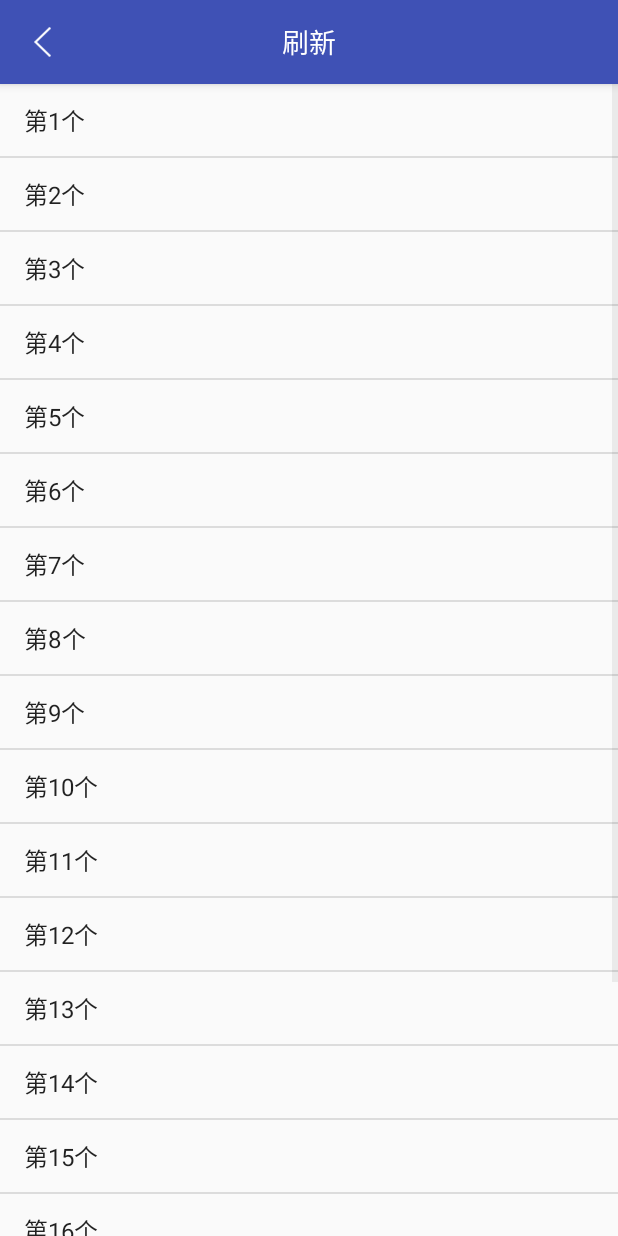
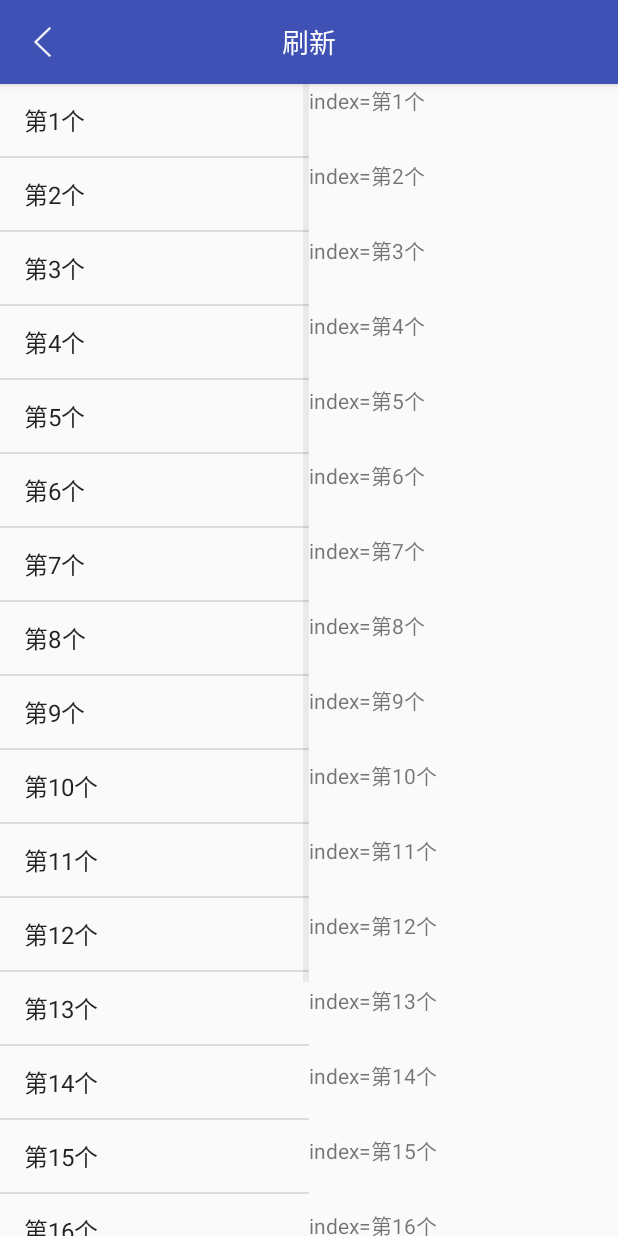
Before and after one commit to fengliang1992/AndroidLibs, an Android app: the RefreshActivity screen opened directly, with no data from a screen before it, on a phone screen of 412 x 824 dp. Run offline under Robolectric (Android 15) with nearby library versions, the phone set to English and light mode, and no system bars; our stand-ins replace ButterKnife, EventBus.

Commit message:
recycleView

```diff
--- /dev/null
+++ b/app/src/main/java/com/fltry/androidlibs/view/refresh/EndLessOnScrollListener.java
@@ -0,0 +1,70 @@
+package com.fltry.androidlibs.view.refresh;
+
+import android.support.v7.widget.LinearLayoutManager;
+import android.support.v7.widget.RecyclerView;
+import android.util.Log;
+
+public abstract class EndLessOnScrollListener extends RecyclerView.OnScrollListener {
+
+    private static final String TAG = "GsonUtils";
+    //声明一个LinearLayoutManager
+    private LinearLayoutManager mLinearLayoutManager;
+
+    //当前页，从0开始
+    private int currentPage = 0;
+
+    //已经加载出来的Item的数量
+    private int totalItemCount;
+
+    //主要用来存储上一个totalItemCount
+    private int previousTotal = 0;
+
+    //在屏幕上可见的item数量
+    private int visibleItemCount;
+
+    //在屏幕可见的Item中的第一个
+    private int firstVisibleItem;
+
+    //是否正在上拉数据
+    private boolean loading = true;
+
+    public EndLessOnScrollListener(LinearLayoutManager linearLayoutManager) {
+        this.mLinearLayoutManager = linearLayoutManager;
+    }
+
+    @Override
+    public void onScrolled(RecyclerView recyclerView, int dx, int dy) {
+        super.onScrolled(recyclerView, dx, dy);
+        visibleItemCount = recyclerView.getChildCount();
+        totalItemCount = mLinearLayoutManager.getItemCount();
+        firstVisibleItem = mLinearLayoutManager.findFirstVisibleItemPosition();
+
+        if (loading) {
+            Log.d(TAG, "firstVisibleItem: " + firstVisibleItem);
+            Log.d(TAG, "totalPageCount:" + totalItemCount);
+            Log.d(TAG, "visibleItemCount:" + visibleItemCount);
+            /**当显示的条目数据大于10条时 才启用上拉加载更多功能*/
+            if (totalItemCount >= 10) {
+                if (totalItemCount > previousTotal) {
+                    //说明数据已经加载结束
+                    loading = false;
+                    previousTotal = totalItemCount;
+                }
+            }
+        }
+
+        //这里需要好好理解
+        if (!loading && totalItemCount - visibleItemCount <= firstVisibleItem) {
+            currentPage++;
+            onLoadMore(currentPage);
+            loading = true;
+        }
+    }
+
+    /**
+     * 提供一个抽闲方法，在Activity中监听到这个EndLessOnScrollListener
+     * 并且实现这个方法
+     */
+    public abstract void onLoadMore(int currentPage);
+
+}
--- /dev/null
+++ b/app/src/main/java/com/fltry/androidlibs/view/refresh/MyAdapter.java
@@ -0,0 +1,56 @@
+package com.fltry.androidlibs.view.refresh;
+
+import android.content.Context;
+import android.support.v7.widget.RecyclerView;
+import android.view.LayoutInflater;
+import android.view.View;
+import android.view.ViewGroup;
+import android.widget.TextView;
+
+import com.fltry.androidlibs.R;
+
+import java.util.List;
+
+public class MyAdapter extends RecyclerView.Adapter<RecyclerView.ViewHolder> {
+    private Context context;
+    private List mDatas;
+    private static final String TAG = "GsonUtils";
+
+    public MyAdapter(Context context, List mDatas) {
+        this.context = context;
+        this.mDatas = mDatas;
+    }
+
+    public void updateData(List mDatas) {
+        this.mDatas = mDatas;
+        notifyDataSetChanged();
+    }
+
+    @Override
+    public RecyclerView.ViewHolder onCreateViewHolder(ViewGroup parent, int viewType) {
+        View view = LayoutInflater.from(context).inflate(R.layout.item_recycler, parent, false);
+        return new MyViewHolder(view);
+    }
+
+    @Override
+    public void onBindViewHolder(RecyclerView.ViewHolder holder, int position) {
+        MyViewHolder myViewHolder = (MyViewHolder) holder;
+        String index = (String) mDatas.get(position);
+        myViewHolder.textView.setText("index=" + index);
+    }
+
+    @Override
+    public int getItemCount() {
+        return mDatas == null ? 0 : mDatas.size();
+    }
+
+    public static class MyViewHolder extends RecyclerView.ViewHolder {
+        private TextView textView;
+
+        public MyViewHolder(View itemView) {
+            super(itemView);
+
+            textView = itemView.findViewById(R.id.text_view);
+        }
+    }
+}
--- a/app/src/main/java/com/fltry/androidlibs/view/refresh/RefreshActivity.java
+++ b/app/src/main/java/com/fltry/androidlibs/view/refresh/RefreshActivity.java
@@ -4,10 +4,14 @@ import android.os.Bundle;
 import android.os.Handler;
 import android.os.Message;
 import android.support.v4.widget.SwipeRefreshLayout;
+import android.support.v7.widget.DefaultItemAnimator;
+import android.support.v7.widget.LinearLayoutManager;
 import android.support.v7.widget.RecyclerView;
+import android.util.Log;
 import android.view.View;
 import android.widget.ArrayAdapter;
 import android.widget.ListView;
+import android.widget.RelativeLayout;
 import android.widget.TextView;
 
 import com.fltry.androidlibs.R;
@@ -24,7 +28,14 @@ public class RefreshActivity extends BaseActivity {
     ListView refreshLv;
     @BindView(R.id.refresh_rl)
     RefreshLayout refreshRl;
+    @BindView(R.id.refresh_rv)
+    RecyclerView refreshRv;
+    @BindView(R.id.refresh_r2)
+    SwipeRefreshLayout refreshR2;
+    @BindView(R.id.loadmore_footer_view)
+    RelativeLayout loadmore_footer_view;
     private ArrayList<String> arrayList1;
+    private MyAdapter myAdapter;
 
     @Override
     protected void onCreate(Bundle savedInstanceState) {
@@ -39,7 +50,13 @@ public class RefreshActivity extends BaseActivity {
         for (int i = 0; i < 20; i++) {
             arrayList1.add("第" + (i + 1) + "个");
         }
+        myAdapter = new MyAdapter(mContext, arrayList1);
         refreshLv.setAdapter(new ArrayAdapter<>(mContext, android.R.layout.simple_list_item_1, arrayList1));
+
+        refreshRv.setItemAnimator(new DefaultItemAnimator());
+        LinearLayoutManager layoutManager = new LinearLayoutManager(mContext);
+        refreshRv.setLayoutManager(layoutManager);
+        refreshRv.setAdapter(myAdapter);
 
         refreshRl.setOnRefreshListener(new SwipeRefreshLayout.OnRefreshListener() {
             @Override
@@ -74,14 +91,56 @@ public class RefreshActivity extends BaseActivity {
                 }).start();
             }
         });
+        refreshR2.setOnRefreshListener(new SwipeRefreshLayout.OnRefreshListener() {
+            @Override
+            public void onRefresh() {
+                new Thread(new Runnable() {
+                    @Override
+                    public void run() {
+                        try {
+                            Thread.sleep(2000);
+                        } catch (InterruptedException e) {
+                            e.printStackTrace();
+                        }
+                        handler.sendEmptyMessage(2);
+                    }
+                }).start();
+            }
+        });
+        refreshRv.addOnScrollListener(new EndLessOnScrollListener(layoutManager) {
+            @Override
+            public void onLoadMore(int currentPage) {
+                Log.i("aaa","记载更改");
+                loadmore_footer_view.setVisibility(View.VISIBLE);
+                new Thread(new Runnable() {
+                    @Override
+                    public void run() {
+                        try {
+                            Thread.sleep(2000);
+                        } catch (InterruptedException e) {
+                            e.printStackTrace();
+                        }
+                        handler.sendEmptyMessage(2);
+                    }
+                }).start();
+            }
+        });
     }
 
     Handler handler = new Handler() {
         @Override
         public void handleMessage(Message msg) {
             super.handleMessage(msg);
-            refreshRl.setRefreshing(false);
-            refreshRl.setLoading(false);
+            switch (msg.what){
+                case 1:
+                    refreshRl.setRefreshing(false);
+                    refreshRl.setLoading(false);
+                    break;
+                case 2:
+                    refreshR2.setRefreshing(false);
+                    loadmore_footer_view.setVisibility(View.GONE);
+                    break;
+            }
         }
     };
 
--- a/app/src/main/res/layout/activity_refresh.xml
+++ b/app/src/main/res/layout/activity_refresh.xml
@@ -6,10 +6,16 @@
 
     <include layout="@layout/toolbar_layout" />
 
+    <LinearLayout
+        android:layout_width="match_parent"
+        android:layout_height="match_parent"
+        android:orientation="horizontal">
+
+
         <com.fltry.androidlibs.view.refresh.RefreshLayout
             android:id="@+id/refresh_rl"
-        android:layout_width="match_parent"
-        android:layout_height="0dp"
+            android:layout_width="0dp"
+            android:layout_height="match_parent"
             android:layout_weight="1">
 
             <ListView
@@ -19,4 +25,29 @@
 
         </com.fltry.androidlibs.view.refresh.RefreshLayout>
 
+        <android.support.v4.widget.SwipeRefreshLayout
+            android:id="@+id/refresh_r2"
+            android:layout_width="0dp"
+            android:layout_height="match_parent"
+            android:layout_weight="1">
+
+            <LinearLayout
+                android:layout_width="match_parent"
+                android:layout_height="match_parent"
+                android:orientation="vertical">
+
+                <android.support.v7.widget.RecyclerView
+                    android:id="@+id/refresh_rv"
+                    android:layout_width="match_parent"
+                    android:layout_height="0dp"
+                    android:layout_weight="1"/>
+
+                <include
+                    layout="@layout/refresh_view_footer"
+                    android:visibility="gone" />
+
             </LinearLayout>
+
+        </android.support.v4.widget.SwipeRefreshLayout>
+    </LinearLayout>
+</LinearLayout>
--- /dev/null
+++ b/app/src/main/res/layout/item_recycler.xml
@@ -0,0 +1,12 @@
+<?xml version="1.0" encoding="utf-8"?>
+<LinearLayout xmlns:android="http://schemas.android.com/apk/res/android"
+    android:layout_width="match_parent"
+    android:layout_height="wrap_content"
+    android:orientation="vertical">
+
+    <TextView
+        android:id="@+id/text_view"
+        android:layout_width="match_parent"
+        android:layout_height="50dp" />
+
+</LinearLayout>
```
Also changed, not shown: app/src/main/res/layout/refresh_view_footer.xml (added, +30 -0 lines). Lines whose indentation alone changed are shown as unchanged.
